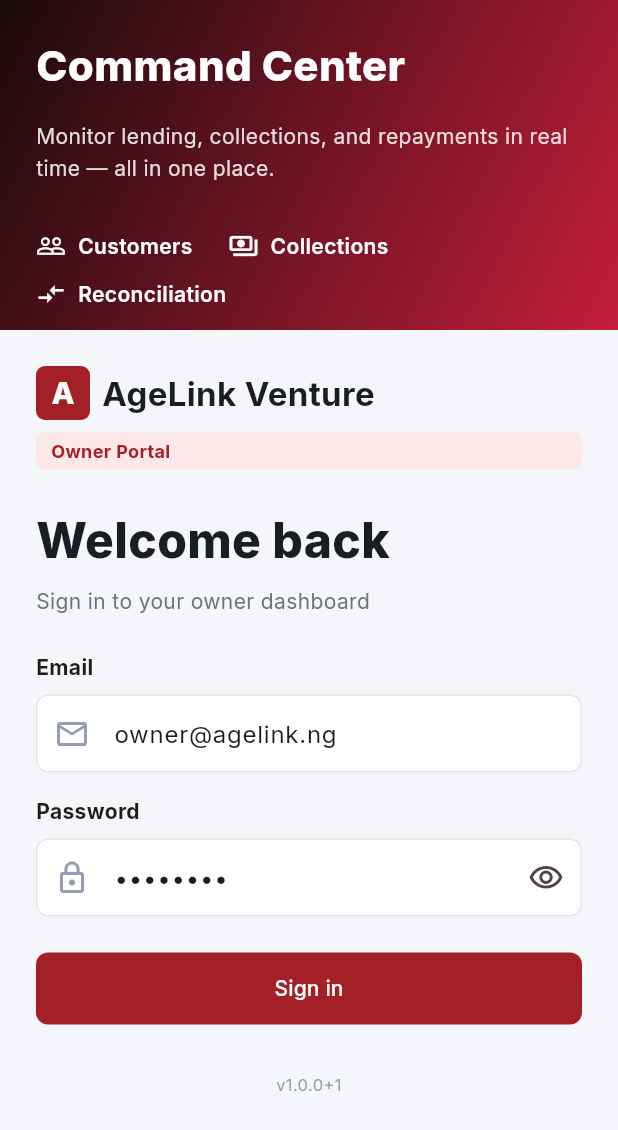
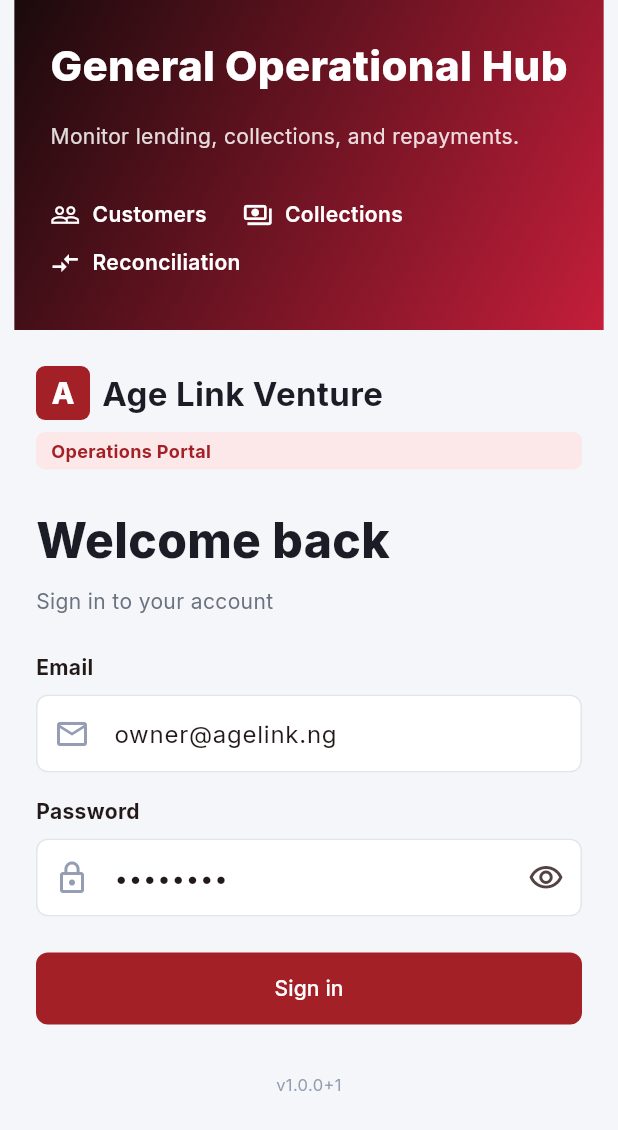
Before and after one commit to Oj-Michael/age_link_venture, a Flutter app: the screen it shows after launch, on a phone screen of 412 x 824 dp. Shown: the top 1130 px of the screen. Run offline on Flutter 3.47's test engine with Material 3 defaults, Android fonts, the phone set to English and light mode, and no system bars; our stand-ins replace fl_chart, go_router, google_fonts.

Commit message:
Fix login text data

```diff
--- a/lib/features/login/login_screen.dart
+++ b/lib/features/login/login_screen.dart
@@ -134,16 +134,16 @@
         children: [
           if (!compact) const Spacer(),
           Text(
-            'Command Center',
+            'General Operational Hub',
             style: TextStyle(
               color: Colors.white,
-              fontSize: compact ? 28 : 42,
+              fontSize: compact ? 28 : 62,
               fontWeight: FontWeight.w800,
             ),
           ),
           const SizedBox(height: 16),
           Text(
-            'Monitor lending, collections, and repayments in real time — all in one place.',
+            'Monitor lending, collections, and repayments.',
             style: TextStyle(
               color: Colors.white.withValues(alpha: 0.85),
               fontSize: compact ? 14 : 18,
@@ -237,7 +237,7 @@
               const SizedBox(width: 8),
               const Expanded(
                 child: Text(
-                  'AgeLink Venture',
+                  'Age Link Venture',
                   style: TextStyle(
                     fontSize: 22,
                     fontWeight: FontWeight.w700,
@@ -257,7 +257,7 @@
               borderRadius: BorderRadius.circular(6),
             ),
             child: const Text(
-              'Owner Portal',
+              'Operations Portal',
               style: TextStyle(
                 color: AppColors.primary,
                 fontWeight: FontWeight.w700,
@@ -276,7 +276,7 @@
           ),
           const SizedBox(height: 8),
           const Text(
-            'Sign in to your owner dashboard',
+            'Sign in to your account',
             style: TextStyle(color: AppColors.textSecondary),
           ),
           const SizedBox(height: 24),
```
